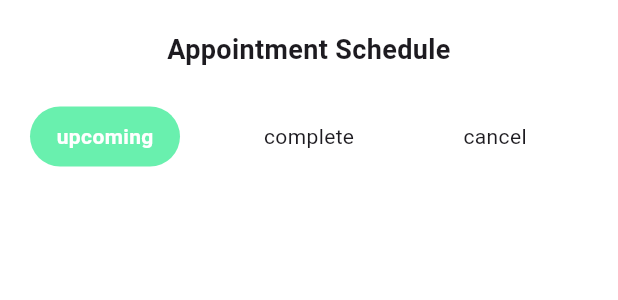
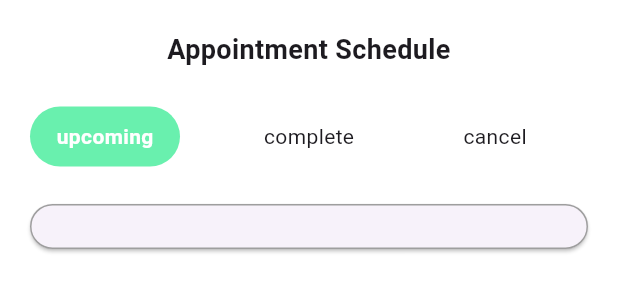
Before and after one commit to natanmuletahunde/DR-Apponitment_app, a Flutter app: the AppointmentPage widget shown alone on an empty page, opened directly, on a phone screen of 412 x 824 dp. Shown: the top 300 px of the screen. Run offline on Flutter 3.47's test engine with Material 3 defaults, Android fonts, the phone set to English and light mode, and no system bars; our stand-ins replace font_awesome_flutter.

Commit message:
create the CrossAxisAlignment.stretch in the layoout

```diff
--- a/lib/screens/appointment_page.dart
+++ b/lib/screens/appointment_page.dart
@@ -122,6 +122,34 @@ class _AppointmentPageState extends State<AppointmentPage> {
 
               ],
             ),
+            Config.spaceSmall,
+            Expanded(child:ListView.builder( itemCount: filteredSchedules.length,itemBuilder:((context,index)
+            {
+             var _schedule = filteredSchedules[index];
+             bool isLastElement =filteredSchedules.length + 1==index;
+
+             return Card(
+              shape: RoundedRectangleBorder(
+                side: const BorderSide(
+                  color: Colors.grey,
+                ),
+                borderRadius: BorderRadius.circular(20),
+
+              ),
+              margin: !isLastElement? const EdgeInsets.only(bottom: 20)
+              :EdgeInsets.zero,
+              child:Padding(padding: const EdgeInsets.all(15),
+              child: Column(
+                crossAxisAlignment: CrossAxisAlignment.stretch,
+                children: [
+
+                ],
+              ),)
+             );
+            }
+            )
+             )
+             )
 
           ],
         ),
```
